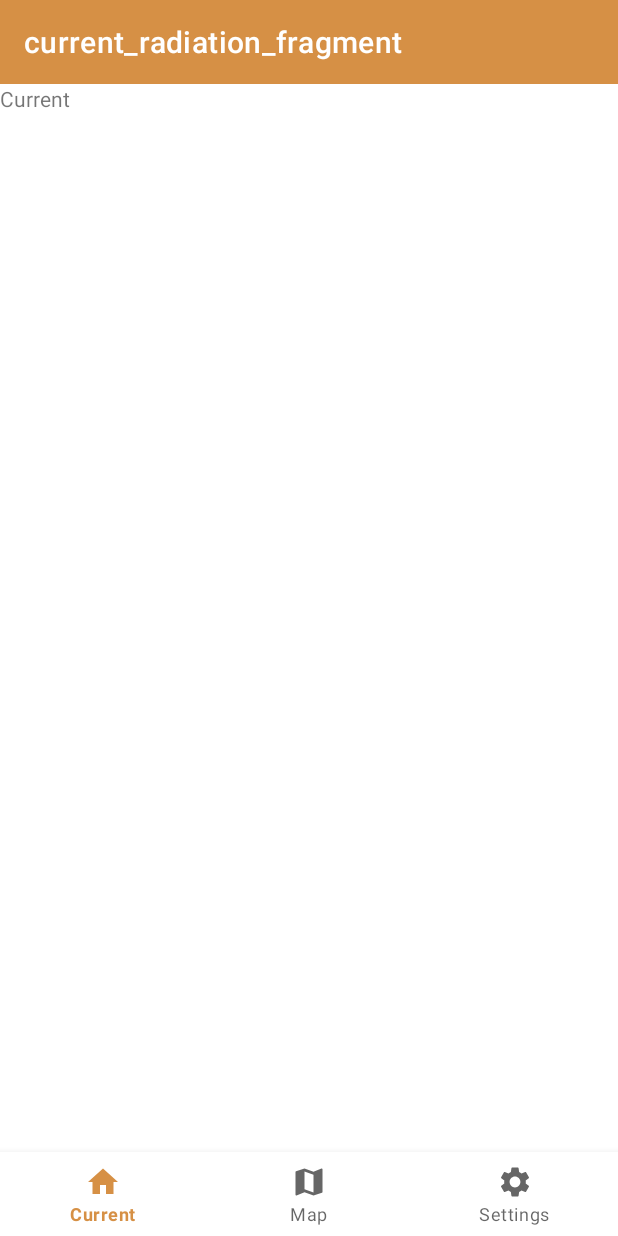
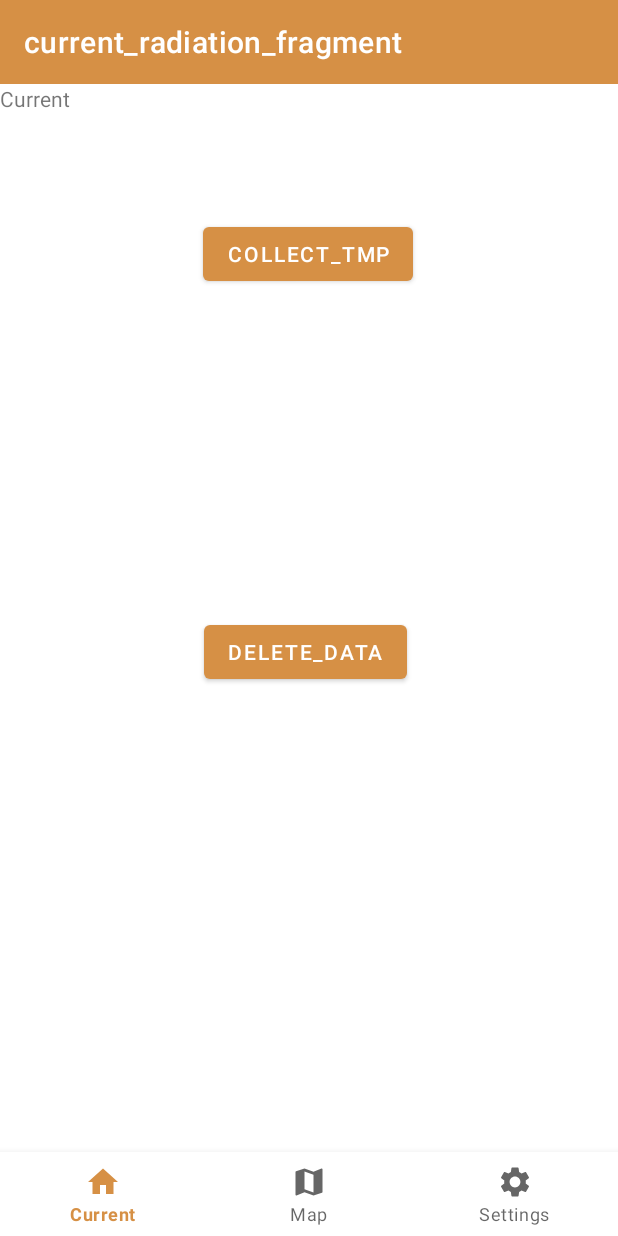
Before and after one commit to DayVil/ProjectRadiation, an Android app: the screen it shows after launch (MainActivity), on a phone screen of 412 x 824 dp. Run offline under Robolectric (Android 15) with nearby library versions, the phone set to English and light mode, and no system bars; our stand-ins replace Room's generated code, navigation-ui; 4 statements that could not run were skipped.

Commit message:
Added debugging Buttons

```diff
--- /dev/null
+++ b/app/src/main/java/eu/chi/luh/projectradiation/entities/tmp/TemporaryData.kt
@@ -0,0 +1,11 @@
+package eu.chi.luh.projectradiation.entities.tmp
+
+import com.google.android.gms.maps.model.LatLng
+import eu.chi.luh.projectradiation.entities.AppDatabase
+
+class TemporaryData {
+    companion object {
+        var currentPos: LatLng = LatLng(52.512454, 13.416506)
+        lateinit var db: AppDatabase
+    }
+}
--- a/app/src/main/java/eu/chi/luh/projectradiation/ui/MainActivity.kt
+++ b/app/src/main/java/eu/chi/luh/projectradiation/ui/MainActivity.kt
@@ -13,12 +13,12 @@ import com.google.android.material.bottomnavigation.BottomNavigationView
 import eu.chi.luh.projectradiation.R
 import eu.chi.luh.projectradiation.datacollector.DataCollector
 import eu.chi.luh.projectradiation.entities.AppDatabase
+import eu.chi.luh.projectradiation.entities.tmp.TemporaryData.Companion.db
 
 class MainActivity : AppCompatActivity() {
     private lateinit var navController: NavController
 
     private lateinit var mapIntent: Intent
-    private lateinit var db: AppDatabase
     private lateinit var dataCollector: DataCollector
 
     private val _lat = 52.512454
@@ -33,7 +33,6 @@ class MainActivity : AppCompatActivity() {
         setSupportActionBar(toolbar)
 
         preRun()
-        uiButtons()
     }
 
     private fun preRun() {
@@ -55,28 +54,6 @@ class MainActivity : AppCompatActivity() {
         dataCollector.setPosition(_lat, _lon)
     }
 
-    private fun uiButtons() {
-//        binding.oMapsButton.setOnClickListener {
-//            mapIntent = Intent(this, MapsActivity::class.java)
-//            startActivity(mapIntent)
-//        }
-//
-//        binding.hardcodedLocationButton.setOnClickListener {
-//            if (System.currentTimeMillis() - lastButtonReq > 10000) {
-//                GlobalScope.launch {
-//                    dataCollector.collect()
-//                }
-//                lastButtonReq = System.currentTimeMillis()
-//            }
-//        }
-//
-//        binding.delData.setOnClickListener {
-//            GlobalScope.launch {
-//                db.environmentDao().deleteAll()
-//            }
-//        }
-    }
-
     override fun onSupportNavigateUp(): Boolean {
         return NavigationUI.navigateUp(navController, null)
     }
--- a/app/src/main/java/eu/chi/luh/projectradiation/ui/current/CurrentRadiationFragment.kt
+++ b/app/src/main/java/eu/chi/luh/projectradiation/ui/current/CurrentRadiationFragment.kt
@@ -1,12 +1,18 @@
 package eu.chi.luh.projectradiation.ui.current
 
-import androidx.lifecycle.ViewModelProvider
 import android.os.Bundle
-import androidx.fragment.app.Fragment
 import android.view.LayoutInflater
 import android.view.View
 import android.view.ViewGroup
+import android.widget.Button
+import androidx.fragment.app.Fragment
+import androidx.lifecycle.ViewModelProvider
 import eu.chi.luh.projectradiation.R
+import eu.chi.luh.projectradiation.datacollector.DataCollector
+import eu.chi.luh.projectradiation.entities.tmp.TemporaryData.Companion.currentPos
+import eu.chi.luh.projectradiation.entities.tmp.TemporaryData.Companion.db
+import kotlinx.coroutines.GlobalScope
+import kotlinx.coroutines.launch
 
 class CurrentRadiationFragment : Fragment() {
 
@@ -15,12 +21,41 @@ class CurrentRadiationFragment : Fragment() {
     }
 
     private lateinit var viewModel: CurrentRadiationViewModel
+    private lateinit var viewOfLayout: View
 
     override fun onCreateView(
         inflater: LayoutInflater, container: ViewGroup?,
         savedInstanceState: Bundle?
     ): View? {
-        return inflater.inflate(R.layout.current_radiation_fragment, container, false)
+        viewOfLayout = inflater.inflate(R.layout.current_radiation_fragment, container, false)
+
+        debugFun()
+
+        return viewOfLayout
+    }
+
+    /**
+     * For debugging purposes
+     */
+    fun debugFun() {
+        val btn = viewOfLayout.findViewById<Button>(R.id.collect_tmp)
+        val btnDel = viewOfLayout.findViewById<Button>(R.id.remove_data)
+
+        val dataCollector =
+            DataCollector(db, getString(R.string.OPEN_WEATHER_API), getString(R.string.AMBEE_API))
+        dataCollector.setPosition(currentPos.latitude, currentPos.longitude)
+
+        btn.setOnClickListener {
+            GlobalScope.launch {
+                dataCollector.collect()
+            }
+        }
+
+        btnDel.setOnClickListener {
+            GlobalScope.launch {
+                db.environmentDao().deleteAll()
+            }
+        }
     }
 
     override fun onActivityCreated(savedInstanceState: Bundle?) {
--- a/app/src/main/java/eu/chi/luh/projectradiation/ui/maps/MapsFragment.kt
+++ b/app/src/main/java/eu/chi/luh/projectradiation/ui/maps/MapsFragment.kt
@@ -1,18 +1,16 @@
 package eu.chi.luh.projectradiation.ui.maps
-
-import androidx.fragment.app.Fragment
 
 import android.os.Bundle
 import android.view.LayoutInflater
 import android.view.View
 import android.view.ViewGroup
-
+import androidx.fragment.app.Fragment
 import com.google.android.gms.maps.CameraUpdateFactory
 import com.google.android.gms.maps.OnMapReadyCallback
 import com.google.android.gms.maps.SupportMapFragment
-import com.google.android.gms.maps.model.LatLng
 import com.google.android.gms.maps.model.MarkerOptions
 import eu.chi.luh.projectradiation.R
+import eu.chi.luh.projectradiation.entities.tmp.TemporaryData
 
 class MapsFragment : Fragment() {
 
@@ -26,9 +24,10 @@ class MapsFragment : Fragment() {
          * install it inside the SupportMapFragment. This method will only be triggered once the
          * user has installed Google Play services and returned to the app.
          */
-        val berlin = LatLng(52.512454, 13.416506)
-        googleMap.addMarker(MarkerOptions().position(berlin).title("Marker in Sydney"))
-        googleMap.moveCamera(CameraUpdateFactory.newLatLng(berlin))
+        googleMap.addMarker(
+            MarkerOptions().position(TemporaryData.currentPos).title("Marker in Sydney")
+        )
+        googleMap.moveCamera(CameraUpdateFactory.newLatLng(TemporaryData.currentPos))
     }
 
     override fun onCreateView(
--- a/app/src/main/res/layout/current_radiation_fragment.xml
+++ b/app/src/main/res/layout/current_radiation_fragment.xml
@@ -1,13 +1,40 @@
 <?xml version="1.0" encoding="utf-8"?>
-<FrameLayout xmlns:android="http://schemas.android.com/apk/res/android"
+<androidx.constraintlayout.widget.ConstraintLayout xmlns:android="http://schemas.android.com/apk/res/android"
+    xmlns:app="http://schemas.android.com/apk/res-auto"
     xmlns:tools="http://schemas.android.com/tools"
     android:layout_width="match_parent"
     android:layout_height="match_parent"
     tools:context=".ui.current.CurrentRadiationFragment">
 
     <TextView
+        android:id="@+id/textView"
         android:layout_width="match_parent"
         android:layout_height="match_parent"
         android:text="Current" />
 
-</FrameLayout>
+    <Button
+        android:id="@+id/collect_tmp"
+        android:layout_width="wrap_content"
+        android:layout_height="wrap_content"
+        android:layout_marginTop="89dp"
+        android:text="collect_tmp"
+        app:layout_constraintEnd_toEndOf="@+id/textView"
+        app:layout_constraintHorizontal_bias="0.498"
+        app:layout_constraintStart_toStartOf="parent"
+        app:layout_constraintTop_toTopOf="@+id/textView" />
+
+    <Button
+        android:id="@+id/remove_data"
+        android:layout_width="wrap_content"
+        android:layout_height="wrap_content"
+        android:layout_marginStart="134dp"
+        android:layout_marginTop="364dp"
+        android:layout_marginEnd="139dp"
+        android:layout_marginBottom="319dp"
+        android:text="delete_data"
+        app:layout_constraintBottom_toBottomOf="@+id/textView"
+        app:layout_constraintEnd_toEndOf="@+id/textView"
+        app:layout_constraintStart_toStartOf="@+id/textView"
+        app:layout_constraintTop_toTopOf="@+id/textView" />
+
+</androidx.constraintlayout.widget.ConstraintLayout>
```
